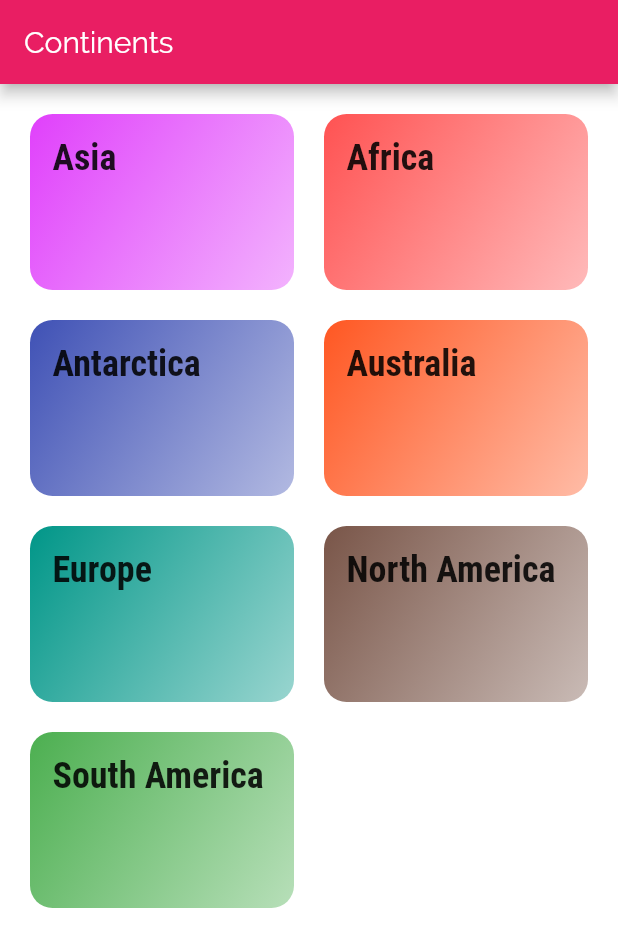
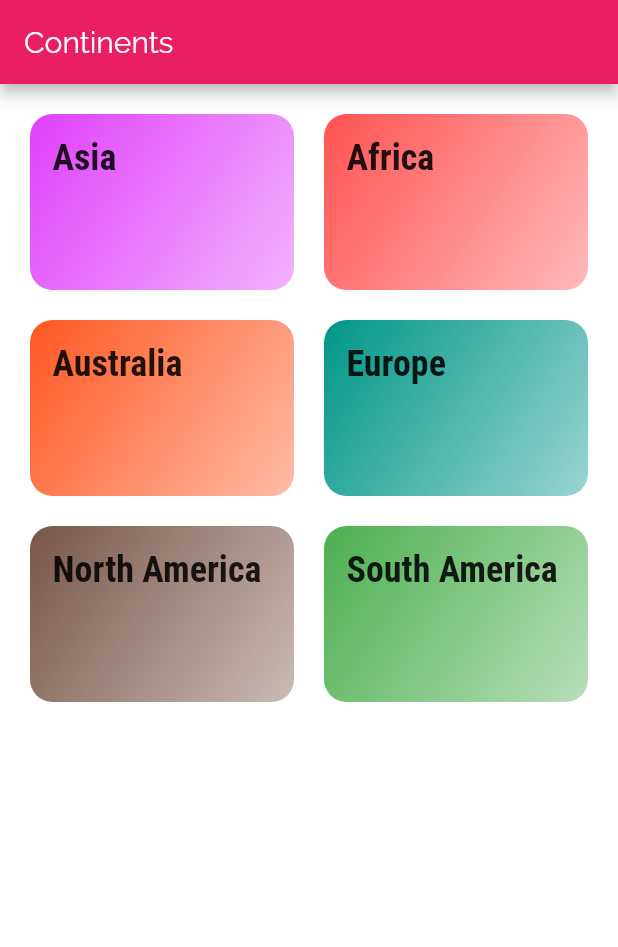
Before and after one commit to mdskrumi/Learn-Geography-Mobile-Application, a Flutter app: the screen it shows after launch, on a phone screen of 412 x 824 dp. Shown: the top 947 px of the screen. Run offline on Flutter 3.47's test engine with Material 2 defaults, Android fonts, the light colour scheme and no system bars.

Commit message:
beta still

```diff
--- a/learn_geography/lib/Screens/continents_screen.dart
+++ b/learn_geography/lib/Screens/continents_screen.dart
@@ -11,11 +11,15 @@ class ContinentSreen extends StatelessWidget {
       appBar: AppBar(
         title: const Text("Continents"),
       ),
-      body: GridView(
+      body: GridView.builder(
+        itemCount: getContinents.length,
+        itemBuilder: (ctx, i) => ContinentListLayout(
+          getContinents[i].id,
+          getContinents[i].name,
+          getContinents[i].color,
+          getContinents[i].image,
+        ),
         padding: const EdgeInsets.all(20),
-        children: getContinents.map((c) {
-          return ContinentListLayout(c.id, c.name, c.color, c.image);
-        }).toList(),
         gridDelegate: SliverGridDelegateWithMaxCrossAxisExtent(
           maxCrossAxisExtent: mediaQuery.size.width / 1.6,
           childAspectRatio: 3 / 2,
--- a/learn_geography/lib/Widgets/continentListLayout.dart
+++ b/learn_geography/lib/Widgets/continentListLayout.dart
@@ -25,7 +25,7 @@ class ContinentListLayout extends StatelessWidget {
       borderRadius: BorderRadius.circular(15),
       splashColor: color,
       child: Container(
-        padding: EdgeInsets.all(15),
+        padding: const EdgeInsets.all(15),
         child: Text(
           name,
           style: Theme.of(context).textTheme.title,
--- a/learn_geography/lib/Widgets/country_list_layout.dart
+++ b/learn_geography/lib/Widgets/country_list_layout.dart
@@ -23,7 +23,7 @@ class CountryListLayout extends StatelessWidget {
       splashColor: Colors.pink,
       child: Container(
         width: double.infinity,
-        padding: EdgeInsets.all(5),
+        padding: const EdgeInsets.all(5),
         child: LayoutBuilder(
           builder: (ctx, constraints) {
             return Column(
--- a/learn_geography/lib/const_data.dart
+++ b/learn_geography/lib/const_data.dart
@@ -7,43 +7,43 @@ const getContinents = const [
     id: "0",
     name: "Asia",
     color: Colors.purpleAccent,
-    image: "assets/images/asia.png",
+    image: "assets/images/continent/asia.png",
   ),
   Continent(
     id: "1",
     name: "Africa",
     color: Colors.redAccent,
-    image: "assets/images/africa.png",
-  ),
-  Continent(
+    image: "assets/images/continent/africa.png",
+  ),
+  /*Continent(
     id: "2",
     name: "Antarctica",
     color: Colors.indigo,
     image: "assets/images/antarctica.png",
-  ),
+  ),*/
   Continent(
     id: "3",
     name: "Australia",
     color: Colors.deepOrange,
-    image: "assets/images/australia.png",
+    image: "assets/images/continent/australia.png",
   ),
   Continent(
     id: "4",
     name: "Europe",
     color: Colors.teal,
-    image: "assets/images/europe.png",
+    image: "assets/images/continent/europe.png",
   ),
   Continent(
     id: "5",
     name: "North America",
     color: Colors.brown,
-    image: "assets/images/north_america.png",
+    image: "assets/images/continent/north_america.png",
   ),
   Continent(
     id: "6",
     name: "South America",
     color: Colors.green,
-    image: "assets/images/south_america.png",
+    image: "assets/images/continent/south_america.png",
   ),
 ];
 
--- a/learn_geography/lib/main.dart
+++ b/learn_geography/lib/main.dart
@@ -10,7 +10,8 @@ class MyApp extends StatelessWidget {
   @override
   Widget build(BuildContext context) {
     return MaterialApp(
-      title: 'Flutter Demo',
+      debugShowCheckedModeBanner: false,
+      title: 'Learn Geography',
       theme: ThemeData(
         primarySwatch: Colors.pink,
         accentColor: Colors.lightBlue,
@@ -26,7 +27,12 @@ class MyApp extends StatelessWidget {
               title: TextStyle(
                   fontFamily: 'RobotoCondensed',
                   fontSize: 24,
-                fontWeight: FontWeight.bold)),
+                  fontWeight: FontWeight.bold),
+              subtitle: TextStyle(
+                  fontFamily: 'RobotoCondensed-Light',
+                  fontSize: 24,
+                  ),
+            ),
       ),
       initialRoute: "/",
       routes: {
```
Also changed, not shown: learn_geography/lib/Screens/country_screen.dart (+5 -5 lines), learn_geography/lib/Screens/geography_screen.dart (+47 -4 lines), learn_geography/pubspec.yaml (+19 -7 lines), learn_geography/assets/images/icon_bg.png (added), learn_geography/assets/images/icon_lg.png (added), learn_geography/pubspec.lock, 28 other files. Lines whose indentation alone changed are shown as unchanged.
